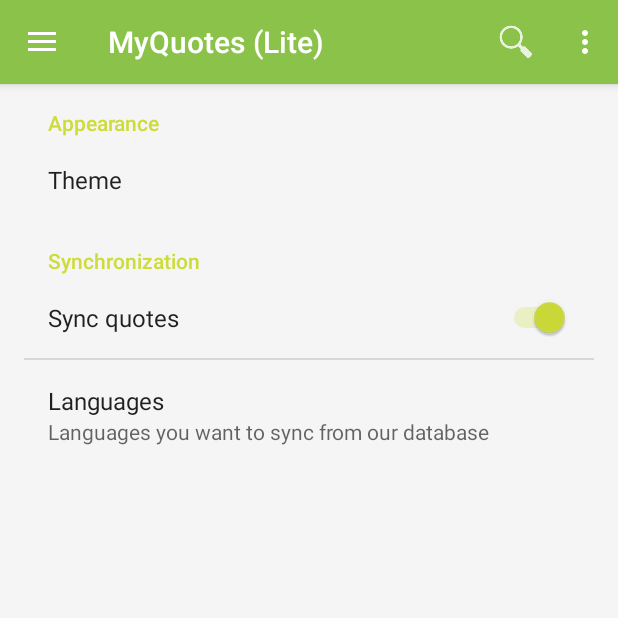
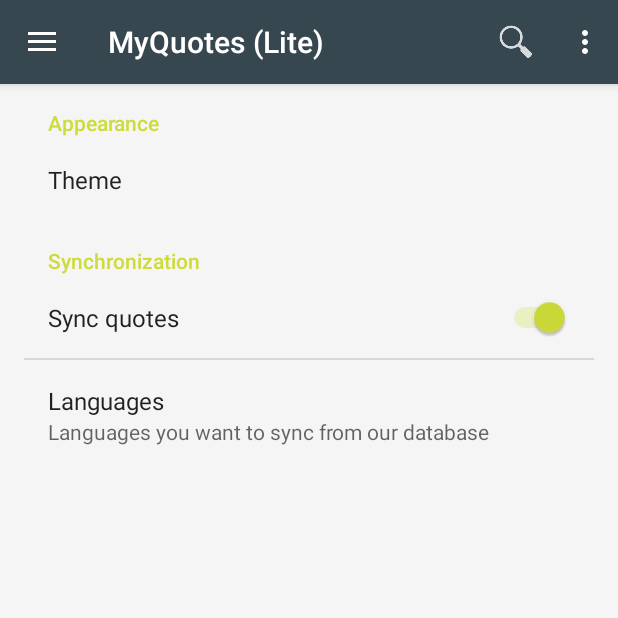
Before and after one commit to AndIag/MyQuotes, an Android app: the screen it shows after launch (MainActivity), after a tap on "Settings", on a phone screen of 412 x 824 dp, the top half of it. Run offline under Robolectric (Android 15) with nearby library versions, the phone set to English and light mode, and no system bars; libraries missing offline, so code that uses them is left out: com.afollestad.materialdialogs, com.firebase.client, com.github.clans.fab, com.github.johnpersano.supertoasts, jp.wasabeef.recyclerview; 18 statements that could not run were skipped; 1 other tap on this screen came first.

Commit message:
Changes in main fragment color and added colours to settings fragment

```diff
--- a/app/src/main/java/es/coru/andiag/myquotes/activities/MainActivity.java
+++ b/app/src/main/java/es/coru/andiag/myquotes/activities/MainActivity.java
@@ -32,6 +32,7 @@ import es.coru.andiag.myquotes.entities.Quote;
 import es.coru.andiag.myquotes.entities.QuoteType;
 import es.coru.andiag.myquotes.fragments.QuoteListFragment;
 import es.coru.andiag.myquotes.fragments.SettingsFragment;
+import es.coru.andiag.myquotes.utils.GlobalPreferences;
 import es.coru.andiag.myquotes.utils.db.DBHelper;
 import es.coru.andiag.myquotes.utils.db.QuoteDAO;
 import es.coru.andiag.myquotes.utils.db.QuoteListListener;
@@ -183,6 +184,32 @@ public class MainActivity extends BaseActivity
         toolbarBarBackground.setColor(getResources().getColor(colorDark.resourceId));
         floatingMenu.setMenuButtonColorNormal(getResources().getColor(color.resourceId));
         floatingMenu.setMenuButtonColorPressed(getResources().getColor(colorDark.resourceId));
+        if (actionBar != null) {
+            actionBar.setBackgroundDrawable(actionBarBackground);
+        }
+        if (Build.VERSION.SDK_INT >= Build.VERSION_CODES.LOLLIPOP) {
+            getWindow().setStatusBarColor(toolbarBarBackground.getColor());
+        }
+    }
+
+    public void changeBarsColors(String type, View rootView) {
+        final ColorDrawable actionBarBackground = new ColorDrawable();
+        final ColorDrawable toolbarBarBackground = new ColorDrawable();
+        ActionBar actionBar = getSupportActionBar();
+
+        TypedValue color = new TypedValue();
+        TypedValue colorDark = new TypedValue();
+
+        if (type == GlobalPreferences.FRAGMENT_TYPE_SETTINGS) {
+            getTheme().resolveAttribute(R.attr.settings, color, true);
+            getTheme().resolveAttribute(R.attr.settings_bar, colorDark, true);
+        } else {//Default Values
+            this.getTheme().resolveAttribute(R.attr.colorPrimary, color, true);
+            this.getTheme().resolveAttribute(R.attr.colorPrimaryDark, colorDark, true);
+        }
+
+        actionBarBackground.setColor(getResources().getColor(color.resourceId));
+        toolbarBarBackground.setColor(getResources().getColor(colorDark.resourceId));
         if (actionBar != null) {
             actionBar.setBackgroundDrawable(actionBarBackground);
         }
--- a/app/src/main/java/es/coru/andiag/myquotes/fragments/QuoteListFragment.java
+++ b/app/src/main/java/es/coru/andiag/myquotes/fragments/QuoteListFragment.java
@@ -260,7 +260,7 @@ public class QuoteListFragment extends Fragment implements QuoteListListener {
                              Bundle savedInstanceState) {
         // Inflate the layout for this fragment
         View rootView = inflater.inflate(R.layout.fragment_quote_list, container, false);
-        activityMain.changeBarsColors(type, rootView);
+        activityMain.changeBarsColors(type.toString(), rootView);
 
         RecyclerView recyclerView = (RecyclerView) rootView.findViewById(R.id.recycler);
         menu = (FloatingActionMenu) rootView.findViewById(R.id.add_menu);
--- a/app/src/main/java/es/coru/andiag/myquotes/fragments/SettingsFragment.java
+++ b/app/src/main/java/es/coru/andiag/myquotes/fragments/SettingsFragment.java
@@ -4,6 +4,9 @@ import android.content.SharedPreferences;
 import android.os.Bundle;
 import android.preference.Preference;
 import android.preference.PreferenceManager;
+import android.view.LayoutInflater;
+import android.view.View;
+import android.view.ViewGroup;
 
 import es.coru.andiag.myquotes.R;
 import es.coru.andiag.myquotes.activities.MainActivity;
@@ -42,6 +45,13 @@ public class SettingsFragment extends PreferenceFragment implements SharedPrefer
     }
 
     @Override
+    public View onCreateView(LayoutInflater layoutInflater, ViewGroup viewGroup, Bundle savedInstanceState) {
+        View rootView = super.onCreateView(layoutInflater, viewGroup, savedInstanceState);
+        ((MainActivity) getActivity()).changeBarsColors(GlobalPreferences.FRAGMENT_TYPE_SETTINGS, rootView);
+        return rootView;
+    }
+
+    @Override
     public void onSharedPreferenceChanged(SharedPreferences sharedPreferences, String key) {
         SharedPreferences prefs = PreferenceManager.getDefaultSharedPreferences(getActivity());
         switch (key) {
--- a/app/src/main/java/es/coru/andiag/myquotes/utils/GlobalPreferences.java
+++ b/app/src/main/java/es/coru/andiag/myquotes/utils/GlobalPreferences.java
@@ -26,6 +26,7 @@ public class GlobalPreferences {
     public static final String PREF_THEME_KEY = "theme_list";
     public static final String PREF_MUST_SYNC = "must_sync";
     public static final String PREF_SYNC_LANGUAGES = "sync_languages";
+    public static final String FRAGMENT_TYPE_SETTINGS = "settings";
     public static Set<String> defaultSyncLanguages;
 
     static {
--- a/app/src/main/res/values/colors.xml
+++ b/app/src/main/res/values/colors.xml
@@ -1,8 +1,8 @@
 <?xml version="1.0" encoding="utf-8"?>
 <resources>
     <!-- Light Theme Colors -->
-    <color name="lightPrimary">#8BC34A</color>
-    <color name="lightPrimaryDark">#1B5E20</color>
+    <color name="lightPrimary">#1B5E20</color>
+    <color name="lightPrimaryDark">#8BC34A</color>
     <color name="lightAccent">#CDDC39</color>
 
     <color name="lightBackground">@color/grey100</color>
```
